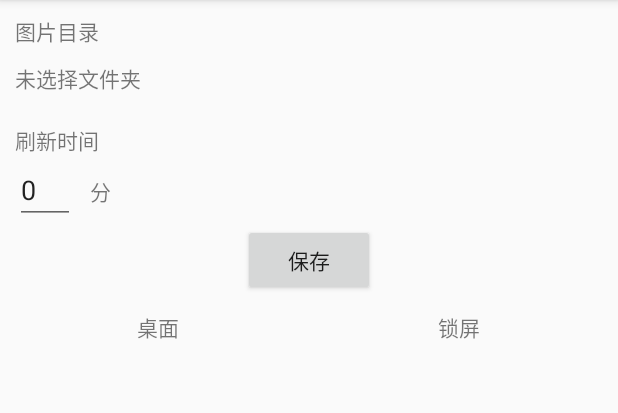
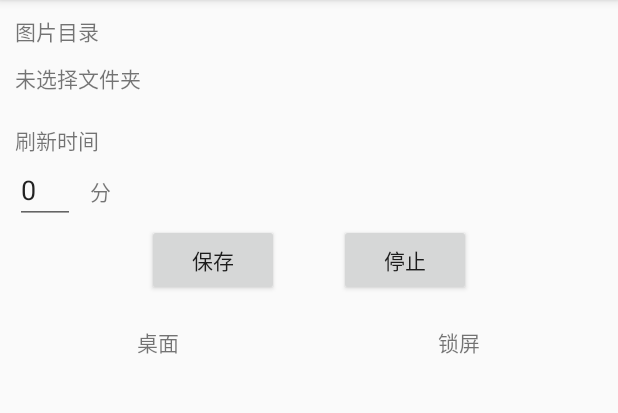
Before and after one commit to originalMemory/auto-wallpaper, an Android app: the screen it shows after launch (MainActivity), on a phone screen of 412 x 824 dp, the part 84-497 px from its top. Run offline under Robolectric (Android 15) with nearby library versions, the phone set to English and light mode, and no system bars; libraries missing offline, so code that uses them is left out: me.rosuh.filepicker.

Commit message:
MOD: 控制逻辑

```diff
--- a/app/build.gradle
+++ b/app/build.gradle
@@ -9,7 +9,7 @@ android {
     buildToolsVersion "29.0.2"
     defaultConfig {
         applicationId "com.example.autowallpaper"
-        minSdkVersion 24
+        minSdkVersion 27
         targetSdkVersion 29
         versionCode 1
         versionName "1.0"
--- a/app/src/main/AndroidManifest.xml
+++ b/app/src/main/AndroidManifest.xml
@@ -4,6 +4,7 @@
 
     <uses-permission android:name="android.permission.READ_EXTERNAL_STORAGE"/>
     <uses-permission android:name="android.permission.SET_WALLPAPER"/>
+    <uses-permission android:name="android.permission.FOREGROUND_SERVICE"/>
 
     <application
         android:name=".helper.GlobalApplication"
--- a/app/src/main/java/com/example/autowallpaper/MainActivity.kt
+++ b/app/src/main/java/com/example/autowallpaper/MainActivity.kt
@@ -6,6 +6,7 @@ import android.content.ServiceConnection
 import android.graphics.BitmapFactory
 import android.os.Bundle
 import android.os.IBinder
+import android.os.PersistableBundle
 import android.widget.Toast
 import androidx.appcompat.app.AppCompatActivity
 import com.example.autowallpaper.helper.PrefHelper
@@ -23,7 +24,7 @@ class MainActivity : AppCompatActivity() {
 
         private const val KEY_TIME_INTERVAL = "timeInterval"
         private const val KEY_IMAGE_FOLDER_PATH = "imageFolderPath"
-        private const val KEY_CURRENT_IMAGE_INDEX = "currentImageIndex"
+        const val KEY_CURRENT_IMAGE_INDEX = "currentImageIndex"
     }
 
     private val prefHelper by lazy { PrefHelper() }
@@ -37,9 +38,23 @@ class MainActivity : AppCompatActivity() {
 
         override fun onServiceConnected(name: ComponentName?, service: IBinder?) {
             imageBinder = service as? AutoWallpaperService.ImageBinder
-            imageBinder?.listener = { systemIndex, systemPath ->
+            imageBinder?.listener = {
+                currentImageIndex = it
+                renderImage(it)
+            }
+        }
+
+        override fun onServiceDisconnected(name: ComponentName?) {
+            imageBinder = null
+        }
+    }
+
+    private fun renderImage(systemIndex: Int) {
+        if (systemIndex >= imagePaths.size) {
+            return
+        }
         currentImageIndex = systemIndex
-                prefHelper.put(KEY_CURRENT_IMAGE_INDEX, currentImageIndex)
+        val systemPath = imagePaths[systemIndex]
         val systemFileName = systemPath.substringAfterLast('/')
         systemIndexTextView.text = "[${systemIndex + 1}/${imagePaths.size}]\n$systemFileName"
         val systemBitmap = BitmapFactory.decodeFile(systemPath)
@@ -52,15 +67,6 @@ class MainActivity : AppCompatActivity() {
         val lockBitmap = BitmapFactory.decodeFile(lockPath)
         lockImageView.setImageBitmap(lockBitmap)
     }
-            if (timeInterval > 0 && imageFolderPath.isNotEmpty()) {
-                imageBinder?.startChangeWallpaper(imageFolderPath, timeInterval, currentImageIndex)
-            }
-        }
-
-        override fun onServiceDisconnected(name: ComponentName?) {
-            imageBinder = null
-        }
-    }
 
     override fun onCreate(savedInstanceState: Bundle?) {
         super.onCreate(savedInstanceState)
@@ -68,7 +74,10 @@ class MainActivity : AppCompatActivity() {
 
         setupInterface()
         loadConfig()
-        bindAutoWallpaperService()
+        if (imageFolderPath.isNotEmpty()) {
+            val intent = Intent(this, AutoWallpaperService::class.java)
+            startForegroundService(intent)
+        }
     }
 
     private fun loadConfig() {
@@ -80,6 +89,7 @@ class MainActivity : AppCompatActivity() {
             imagePaths = File(imageFolderPath).getImagePathList()
         }
         timeIntervalEditText.setText(timeInterval.toString())
+        renderImage(currentImageIndex)
     }
 
     private fun bindAutoWallpaperService() {
@@ -137,6 +147,10 @@ class MainActivity : AppCompatActivity() {
 
             imageBinder?.startChangeWallpaper(imageFolderPath, timeInterval, currentImageIndex)
         }
+        stopButton.setOnClickListener {
+            val intent = Intent(this, AutoWallpaperService::class.java)
+            stopService(intent)
+        }
     }
 
     private fun toast(content: String) {
@@ -154,8 +168,23 @@ class MainActivity : AppCompatActivity() {
         }
     }
 
-    override fun onDestroy() {
-        unBindAutoWallpaperService()
-        super.onDestroy()
+    override fun onStart() {
+        super.onStart()
+        if (imageBinder == null) {
+            bindAutoWallpaperService()
         }
     }
+
+    override fun onResume() {
+        super.onResume()
+        imageBinder?.let {
+            if (it.index != currentImageIndex && imagePaths.isNotEmpty()) {
+                renderImage(it.index)
+            }
+        }
+    }
+
+    override fun onStop() {
+        super.onStop()
+    }
+}
--- a/app/src/main/java/com/example/autowallpaper/helper/PrefHelper.kt
+++ b/app/src/main/java/com/example/autowallpaper/helper/PrefHelper.kt
@@ -41,7 +41,7 @@ class PrefHelper(private val prefName: String = defaultPrefName) {
     }
 
     fun getString(key: String, defValue: String = ""): String {
-        return getPref()!!.getString(key, defValue)
+        return getPref()!!.getString(key, defValue) ?: defValue
     }
 
     fun getBoolean(key: String, defValue: Boolean = false): Boolean {
--- a/app/src/main/res/layout/activity_main.xml
+++ b/app/src/main/res/layout/activity_main.xml
@@ -50,6 +50,13 @@
 
     </LinearLayout>
 
+    <LinearLayout
+        android:layout_width="match_parent"
+        android:orientation="horizontal"
+        android:gravity="center"
+        android:layout_marginBottom="10dp"
+        android:layout_height="wrap_content">
+
         <Button
             android:id="@+id/saveButton"
             android:layout_width="wrap_content"
@@ -57,6 +64,20 @@
             android:layout_gravity="center_horizontal"
             android:layout_marginBottom="10dp"
             android:text="保存"/>
+
+        <Space
+            android:layout_width="40dp"
+            android:layout_height="match_parent"/>
+
+        <Button
+            android:id="@+id/stopButton"
+            android:layout_width="wrap_content"
+            android:layout_height="wrap_content"
+            android:layout_gravity="center_horizontal"
+            android:text="停止"/>
+
+
+    </LinearLayout>
 
     <LinearLayout
         android:layout_width="match_parent"
```
Also changed, not shown: app/src/main/java/com/example/autowallpaper/AutoWallpaperService.kt (+35 -10 lines). Lines whose indentation alone changed are shown as unchanged.
